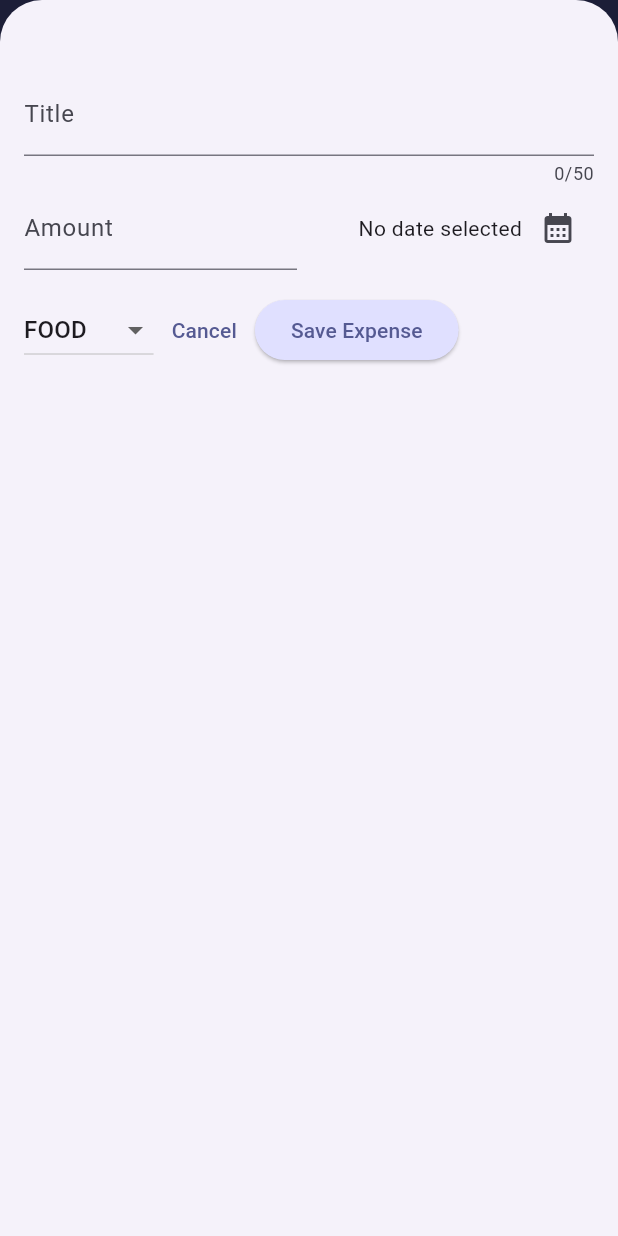
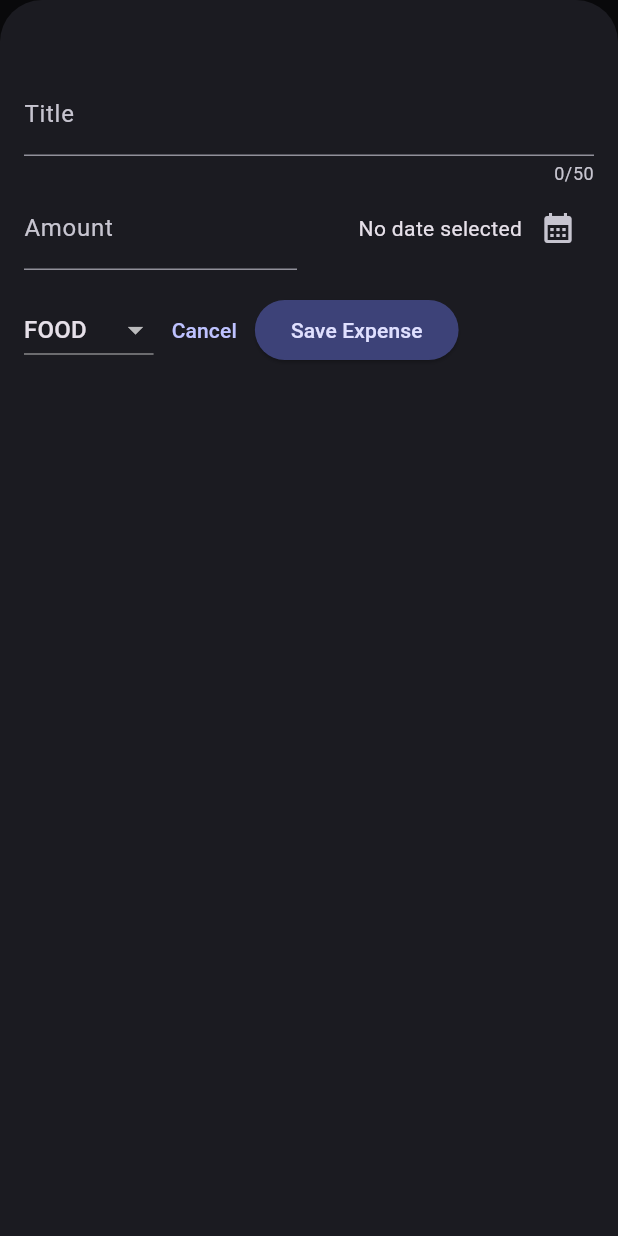
Before and after one commit to tanhongyi88/expense_tracker, a Flutter app: the screen it shows after launch, after a tap on the "add" icon, on a phone screen of 412 x 824 dp. Run offline on Flutter 3.47's test engine with Material 3 defaults, Android fonts, the phone set to English and light mode, and no system bars.

Commit message:
allow card list and card follow theme data defined in main and added dark mode color scheme

```diff
--- a/lib/main.dart
+++ b/lib/main.dart
@@ -5,9 +5,27 @@ var kColorScheme = ColorScheme.fromSeed(
   seedColor: const Color.fromARGB(31, 2, 8, 182),
 );
 
+var kDarkColorScheme = ColorScheme.fromSeed(
+  brightness: Brightness.dark,
+  seedColor: const Color.fromARGB(31, 2, 8, 182),
+);
+
 void main() {
   runApp(
     MaterialApp(
+      darkTheme: ThemeData.dark().copyWith(
+        colorScheme: kDarkColorScheme,
+        cardTheme: const CardTheme().copyWith(
+          color: kDarkColorScheme.secondaryContainer,
+          margin: const EdgeInsets.fromLTRB(16, 8, 16, 8),
+        ),
+        elevatedButtonTheme: ElevatedButtonThemeData(
+          style: ElevatedButton.styleFrom(
+            backgroundColor: kDarkColorScheme.primaryContainer,
+            foregroundColor: kDarkColorScheme.onPrimaryContainer,
+          ),
+        ),
+      ),
       theme: ThemeData().copyWith(
         colorScheme: kColorScheme,
         appBarTheme: const AppBarTheme().copyWith(
@@ -24,12 +42,14 @@ void main() {
           ),
         ),
         textTheme: ThemeData().textTheme.copyWith(
-              titleLarge: const TextStyle(
-                fontWeight: FontWeight.normal,
+              titleLarge: TextStyle(
+                fontWeight: FontWeight.bold,
+                color: kColorScheme.onSecondaryContainer,
                 fontSize: 18,
               ),
             ),
       ),
+      themeMode: ThemeMode.dark, //default is ThemeMode.system
       home: const Expenses(),
     ),
   );
--- a/lib/widgets/expenses_list/expense_item.dart
+++ b/lib/widgets/expenses_list/expense_item.dart
@@ -15,8 +15,12 @@ class ExpenseItem extends StatelessWidget {
           vertical: 16,
         ),
         child: Column(
+          crossAxisAlignment: CrossAxisAlignment.start,
           children: [
-            Text(expense.title),
+            Text(
+              expense.title,
+              style: Theme.of(context).textTheme.titleLarge,
+            ),
             const SizedBox(height: 4),
             Row(
               children: [
--- a/lib/widgets/expenses_list/expenses_list.dart
+++ b/lib/widgets/expenses_list/expenses_list.dart
@@ -18,6 +18,10 @@ class ExpensesList extends StatelessWidget {
       itemCount: expenses.length,
       itemBuilder: (context, index) => Dismissible(
         key: ValueKey(expenses[index]),
+        background: Container(
+          color: Theme.of(context).colorScheme.error.withOpacity(0.6),
+          margin: EdgeInsets.symmetric(horizontal: Theme.of(context).cardTheme.margin!.horizontal,),
+        ),
         onDismissed: (direction) {
           onRemoveExpense(expenses[index]);
         },
```
